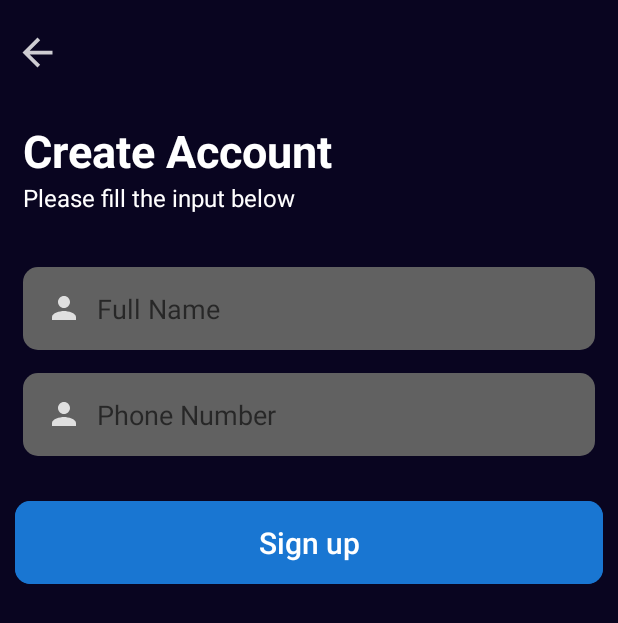
After one commit to Pranavjain23/SmylePariwarFoundationApp, an Android app: the PostGoogleSignUp screen opened directly, with no data from a screen before it, on a phone screen of 412 x 824 dp. The commit adds this screen. Shown: the top 623 px of the screen. Run offline under Robolectric (Android 15) with nearby library versions, the phone set to English and light mode, and no system bars; our stand-ins replace Firebase (no records; nobody signed in at launch, a user with empty details on screens opened directly).

Commit message:
Google Sign Up and its database added

```diff
--- a/app/src/main/AndroidManifest.xml
+++ b/app/src/main/AndroidManifest.xml
@@ -11,7 +11,8 @@
         android:roundIcon="@mipmap/ic_launcher_round"
         android:supportsRtl="true"
         android:theme="@style/AppTheme">
-        <activity android:name=".activity.SendNotif"></activity>
+        <activity android:name=".activity.PostGoogleSignUp"></activity>
+        <activity android:name=".activity.SendNotif" />
         <activity android:name=".activity.SliderActivity" />
         <activity android:name=".activity.SignUpActivity" />
         <activity android:name=".activity.EntryLoginSignUpActivity" />
@@ -23,7 +24,7 @@
                 <category android:name="android.intent.category.LAUNCHER" />
             </intent-filter>
         </activity>
-        <activity android:name=".activity.MainActivity"></activity>
+        <activity android:name=".activity.MainActivity" />
 
         <service
             android:name=".sendNotification.MyFireBaseMessagingService"
--- a/app/src/main/java/com/application/smyleapp/activity/LoginActivity.kt
+++ b/app/src/main/java/com/application/smyleapp/activity/LoginActivity.kt
@@ -61,7 +61,7 @@ class LoginActivity : AppCompatActivity() {
                             password_et.setText("")
                             val intent = Intent(
                                 this@LoginActivity,
-                                SendNotif::class.java
+                                MainActivity::class.java
                             )
                             startActivity(intent)
                             finish()
--- /dev/null
+++ b/app/src/main/java/com/application/smyleapp/activity/PostGoogleSignUp.kt
@@ -0,0 +1,82 @@
+package com.application.smyleapp.activity
+
+import android.content.Intent
+import androidx.appcompat.app.AppCompatActivity
+import android.os.Bundle
+import android.util.Log
+import android.widget.Button
+import android.widget.EditText
+import android.widget.Toast
+import com.application.smyleapp.R
+import com.google.firebase.database.DatabaseReference
+import com.google.firebase.database.FirebaseDatabase
+import kotlinx.android.synthetic.main.activity_sign_up.*
+
+class PostGoogleSignUp : AppCompatActivity() {
+
+    lateinit var edtname2 : EditText
+    lateinit var edtphonenumber2 : EditText
+    lateinit var btnSignUp2 : Button
+    lateinit var databaseReference: DatabaseReference
+    override fun onCreate(savedInstanceState: Bundle?) {
+        super.onCreate(savedInstanceState)
+        setContentView(R.layout.activity_post_google_sign_up)
+
+        edtname2 = findViewById(R.id.edtname2)
+        edtphonenumber2 = findViewById(R.id.edtphonenumber2)
+        btnSignUp2 = findViewById(R.id.btnSignUp2)
+
+        val email = intent.getStringExtra("account_email")
+        val id = intent.getStringExtra("account_id")
+
+        btnSignUp2.setOnClickListener {
+
+            databaseReference = FirebaseDatabase.getInstance().getReference("Users").child(id)
+
+
+
+
+            val hashMap:HashMap<String,String> = HashMap()
+            hashMap.put("userId",id)
+            hashMap.put("userName",edtname2.text.toString())
+            hashMap.put("phoneNumber",edtphonenumber2.text.toString())
+            hashMap.put("userEmail",email)
+
+            databaseReference.setValue(hashMap).addOnCompleteListener(this){
+
+
+                if (it.isSuccessful){
+
+
+                    //open home activity
+                    edtname2.setText("")
+
+                    edtphonenumber2.setText("")
+
+
+                    val intent = Intent(
+                        this@PostGoogleSignUp,
+                        MainActivity::class.java
+                    )
+                    startActivity(intent)
+                    finish()
+                }else{
+                    Toast.makeText(applicationContext,"saving to database failed ${it.result}", Toast.LENGTH_SHORT).show()
+                    Log.d("ERROR","${it}")
+
+                }
+            }
+        }
+
+//        else{
+//            Toast.makeText(applicationContext,"signup failed $it", Toast.LENGTH_SHORT).show()
+//
+//        }
+
+        }
+
+
+
+
+
+    }
--- a/app/src/main/java/com/application/smyleapp/activity/SignUpActivity.kt
+++ b/app/src/main/java/com/application/smyleapp/activity/SignUpActivity.kt
@@ -8,6 +8,7 @@ import android.util.Log
 import android.widget.Button
 import android.widget.Toast
 import com.application.smyleapp.R
+import com.google.android.gms.auth.api.signin.GoogleSignInOptions
 import com.google.firebase.auth.FirebaseAuth
 import com.google.firebase.auth.FirebaseUser
 import com.google.firebase.database.DatabaseReference
@@ -26,6 +27,8 @@ class SignUpActivity : AppCompatActivity() {
 
         auth = FirebaseAuth.getInstance()
         btnSignUp = findViewById(R.id.btnSignUp)
+
+
 
         btnSignUp.setOnClickListener {
             val userName = edtname.text.toString()
--- /dev/null
+++ b/app/src/main/res/layout/activity_post_google_sign_up.xml
@@ -0,0 +1,107 @@
+<?xml version="1.0" encoding="utf-8"?>
+<ScrollView xmlns:android="http://schemas.android.com/apk/res/android"
+    xmlns:app="http://schemas.android.com/apk/res-auto"
+    xmlns:tools="http://schemas.android.com/tools"
+    android:layout_width="match_parent"
+    android:layout_height="match_parent"
+    tools:context=".activity.SignUpActivity"
+    android:fillViewport="true"
+    android:background="#090520">
+
+    <RelativeLayout
+        android:layout_width="match_parent"
+        android:layout_height="match_parent"
+        android:layout_marginLeft="10dp"
+        android:layout_marginRight="10dp">
+
+        <ImageView
+            android:id="@+id/signup_back"
+            android:layout_width="30dp"
+            android:layout_height="30dp"
+            android:layout_marginTop="20dp"
+            android:src="@drawable/ic_arrow_back" />
+
+        <TextView
+            android:id="@+id/txtCreateAccount"
+            android:layout_width="wrap_content"
+            android:layout_height="wrap_content"
+            android:layout_below="@id/signup_back"
+            android:layout_marginStart="5dp"
+            android:layout_marginTop="30dp"
+            android:text="Create Account"
+            android:textAllCaps="false"
+            android:textColor="@color/colorWhite"
+            android:textSize="30sp"
+            android:textStyle="bold"
+            />
+
+        <TextView
+            android:id="@+id/txtCreateAccount1"
+            android:layout_width="wrap_content"
+            android:layout_height="wrap_content"
+            android:text="Please fill the input below"
+            android:layout_marginStart="5dp"
+            android:textAllCaps="false"
+            android:textSize="16sp"
+            android:textColor="@color/colorWhite"
+            android:layout_below="@id/txtCreateAccount" />
+
+        <EditText
+            android:id="@+id/edtname2"
+            android:layout_width="match_parent"
+            android:layout_height="55dp"
+            android:layout_marginTop="35dp"
+            android:background="@drawable/et_bg"
+            android:drawableLeft="@drawable/ic_person"
+            android:drawablePadding="10dp"
+            android:hint="Full Name"
+            android:inputType="textPersonName"
+            android:paddingLeft="15dp"
+            android:singleLine="true"
+            android:layout_marginEnd="5dp"
+            android:layout_marginStart="5dp"
+            android:layout_below="@id/txtCreateAccount1"/>
+
+
+
+
+
+
+
+        <EditText
+            android:id="@+id/edtphonenumber2"
+            android:layout_width="match_parent"
+            android:layout_marginTop="15dp"
+            android:layout_height="55dp"
+            android:drawableStart="@drawable/ic_person"
+            android:background="@drawable/et_bg"
+            android:hint="Phone Number"
+            android:layout_below="@id/edtname2"
+            android:inputType="text"
+            android:paddingStart="15dp"
+            android:drawablePadding="10dp"
+            android:paddingLeft="15dp"
+            android:singleLine="true"
+            android:layout_marginEnd="5dp"
+            android:layout_marginStart="5dp"/>
+
+
+
+        <Button
+            android:id="@+id/btnSignUp2"
+            android:layout_width="match_parent"
+            android:layout_height="55dp"
+            android:textSize="20sp"
+            android:text="Sign up"
+            android:layout_marginTop="30dp"
+            android:layout_marginBottom="40dp"
+            android:background="@drawable/signuproundcorners"
+            android:textColor="@color/colorWhite"
+            android:textAllCaps="false"
+            android:layout_below="@id/edtphonenumber2"/>
+
+
+
+    </RelativeLayout>
+
+</ScrollView>
```
Also changed, not shown: app/build.gradle (+12 -0 lines), app/src/main/java/com/application/smyleapp/activity/EntryLoginSignUpActivity.kt (+134 -4 lines).
